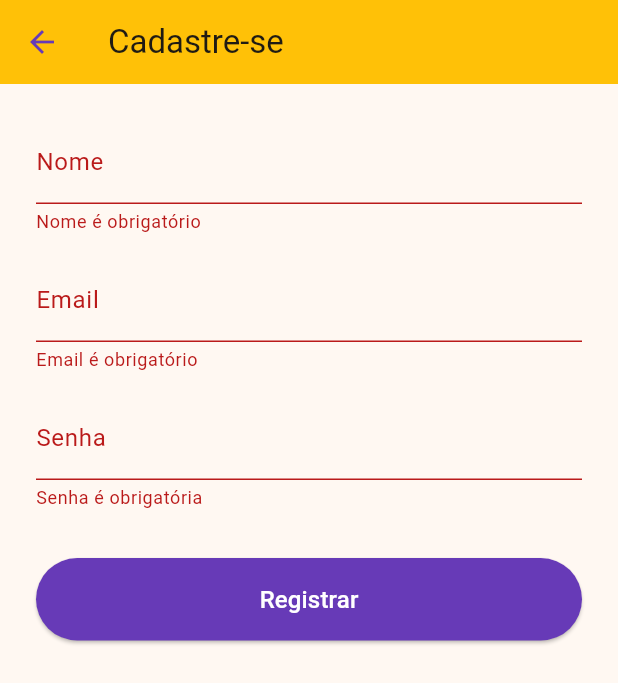
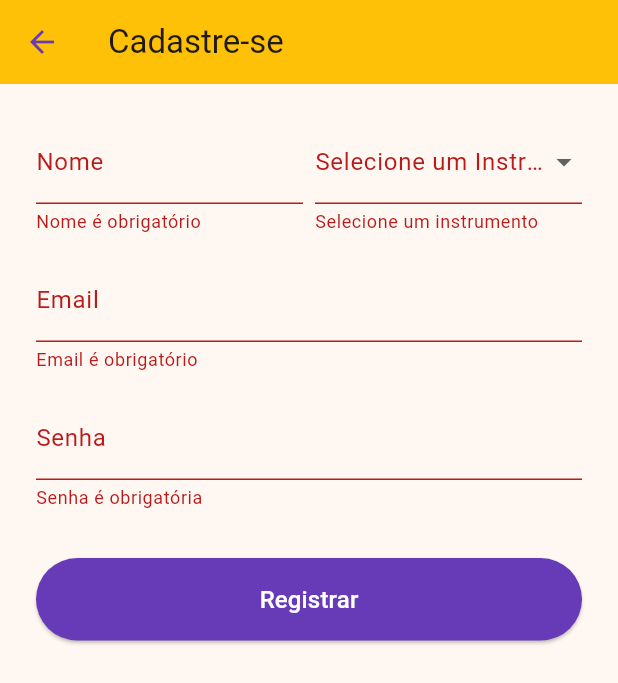
Before and after one commit to MViniciusCoffe/Mellodica, a Flutter app: the RegisterView screen opened directly, after a tap on "Registrar", on a phone screen of 412 x 824 dp. Shown: the top 683 px of the screen. Run offline on Flutter 3.47's test engine with Material 3 defaults, Android fonts, the phone set to English and light mode, and no system bars.

Commit message:
feat: add Instrument model and dropdown selection to register form

```diff
--- a/lib/controllers/register_controller.dart
+++ b/lib/controllers/register_controller.dart
@@ -1,11 +1,14 @@
 import 'package:flutter/material.dart';
 import 'fields_validators.dart';
+import '../models/instrument.dart';
 
 class RegisterController {
   final formKey = GlobalKey<FormState>();
   final emailController = TextEditingController();
   final passwordController = TextEditingController();
   final nameController = TextEditingController();
+  Instrument? instrument;
+
 
   String? validateEmail(String? value) =>
       FieldsValidators().validateEmail(value);
@@ -13,12 +16,16 @@ class RegisterController {
       FieldsValidators().validatePassword(value);
   String? validateName(String? value) =>
       FieldsValidators.required(value, "Nome");
+  String? validateInstrument(Instrument? value) {
+    if (value == null) return "Selecione um instrumento";
+    return null;
+  }
 
   void submit(BuildContext context) {
     if (formKey.currentState?.validate() ?? false) {
       ScaffoldMessenger.of(context).showSnackBar(
         SnackBar(
-          content: const Text("Cadastro realizado com sucesso!"),
+          content: Text("Cadastro realizado com sucesso! Instrumento: ${instrument?.label}"),
           backgroundColor: Colors.green,
         ),
       );
@@ -31,5 +38,6 @@ class RegisterController {
     emailController.dispose();
     passwordController.dispose();
     nameController.dispose();
+
   }
 }
--- /dev/null
+++ b/lib/models/instrument.dart
@@ -0,0 +1,11 @@
+enum Instrument {
+  acousticGuitar("Violão"),
+  keyboard("Teclado"),
+  ukulele("Ukulele"),
+  harmonica("Gaita"),
+  drums("Bateria"),
+  guitar("Guitarra");
+
+  final String label;
+  const Instrument(this.label);
+}
--- a/lib/views/register_view.dart
+++ b/lib/views/register_view.dart
@@ -1,5 +1,6 @@
 import 'package:flutter/material.dart';
 import '../controllers/register_controller.dart';
+import '../models/instrument.dart';
 
 class RegisterView extends StatefulWidget {
   const RegisterView({super.key});
@@ -29,12 +30,39 @@ class _RegisterViewState extends State<RegisterView> {
             key: _controller.formKey,
             child: Column(
               children: [
-                TextFormField(
-                  controller: _controller.nameController,
-                  validator: _controller.validateName,
-                  decoration: const InputDecoration(labelText: "Nome"),
-                  keyboardType: TextInputType.name,
-                  autovalidateMode: AutovalidateMode.onUserInteraction,
+                Row(
+                  children: [
+                    Expanded(
+                      child: TextFormField(
+                        controller: _controller.nameController,
+                        validator: _controller.validateName,
+                        decoration: const InputDecoration(labelText: "Nome"),
+                        keyboardType: TextInputType.name,
+                        autovalidateMode: AutovalidateMode.onUserInteraction,
+                      ),
+                    ),
+                    const SizedBox(width: 8),
+                    Expanded(
+                      child: DropdownButtonFormField<Instrument>(
+                        initialValue: _controller.instrument,
+                        validator: _controller.validateInstrument,
+                        decoration: const InputDecoration(
+                          labelText: "Selecione um Instrumento",
+                        ),
+                        items: Instrument.values
+                            .map(
+                              (i) => DropdownMenuItem(
+                                value: i,
+                                child: Text(i.label),
+                              ),
+                            )
+                            .toList(),
+                        onChanged: (value) {
+                          _controller.instrument = value;
+                        },
+                      ),
+                    ),
+                  ],
                 ),
                 const SizedBox(height: 16),
                 TextFormField(
```
